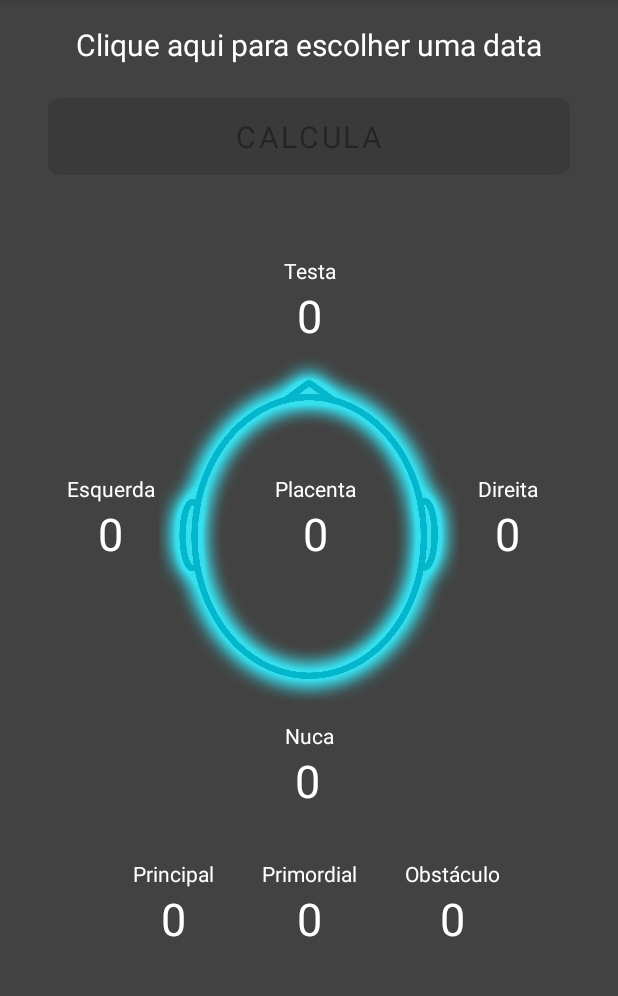
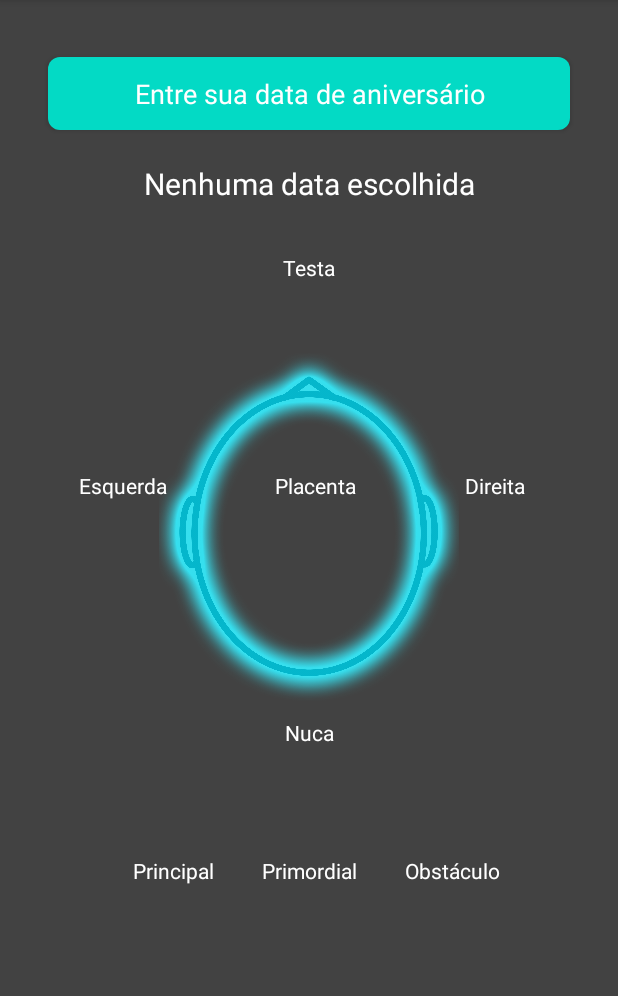
Before and after one commit to besugos/AfroCabala, an Android app: the screen it shows after launch (MainActivity), on a phone screen of 412 x 824 dp, the part 84-1080 px from its top. Run offline under Robolectric (Android 15) with nearby library versions, the phone set to English and light mode, and no system bars; Roboto replaces fonts that are not available here.

Commit message:
Layout and usability adjustments

```diff
--- a/app/src/main/AndroidManifest.xml
+++ b/app/src/main/AndroidManifest.xml
@@ -12,7 +12,6 @@
         android:supportsRtl="true"
         android:screenOrientation="nosensor"
         android:theme="@style/Theme.AfroCabala">
-        <activity android:name=".DetailActivity"></activity>
         <activity android:name=".MainActivity">
             <intent-filter>
                 <action android:name="android.intent.action.MAIN" />
--- a/app/src/main/res/layout/activity_main.xml
+++ b/app/src/main/res/layout/activity_main.xml
@@ -5,24 +5,13 @@
     android:id="@+id/llBase"
     android:layout_width="match_parent"
     android:layout_height="match_parent"
-    tools:context=".MainActivity"
+    android:layout_gravity="center_horizontal"
+    android:background="@color/cardview_dark_background"
+    android:gravity="center_horizontal"
     android:orientation="vertical"
-    android:layout_gravity="center_horizontal"
-    android:gravity="center_horizontal"
-    android:background="@color/cardview_dark_background"
     android:padding="16dp"
-    android:screenOrientation="portrait" >
-
-    <TextView
-        android:id="@+id/txtDate"
-        android:layout_width="match_parent"
-        android:layout_height="wrap_content"
-        android:text="Clique aqui para escolher uma data"
-        android:textSize="20sp"
-        app:layout_constraintStart_toStartOf="parent"
-        android:textColor="@color/cardview_light_background"
-        android:gravity="center_horizontal"
-        app:layout_constraintTop_toTopOf="parent" />
+    android:screenOrientation="portrait"
+    tools:context=".MainActivity">
 
     <com.google.android.material.button.MaterialButton
         android:id="@+id/btnCalc"
@@ -30,17 +19,27 @@
         android:layout_height="wrap_content"
         android:layout_marginHorizontal="16dp"
         android:layout_marginTop="16dp"
+        android:layout_marginBottom="16dp"
         android:fontFamily="@font/roboto_medium"
         android:padding="12dp"
-        android:text="Calcula"
+        android:text="@string/btnText"
+        android:textAllCaps="false"
+        android:textAppearance="@style/TextAppearance.AppCompat.Body2"
+        android:textSize="18sp"
+        android:theme="@style/Widget.AppCompat.Button.Colored"
+        app:cornerRadius="8dp" />
+
+    <TextView
+        android:id="@+id/txtDate"
+        android:layout_width="match_parent"
+        android:layout_height="wrap_content"
+        android:gravity="center_horizontal"
+        android:text="@string/noDate"
+        android:textColor="@color/cardview_light_background"
         android:textSize="20sp"
-        android:theme="@style/Widget.AppCompat.Button.Colored"
-        android:typeface="normal"
-        app:cornerRadius="8dp"
-        android:layout_marginBottom="16dp"
-        android:enabled="false"
         app:layout_constraintStart_toStartOf="parent"
-        app:layout_constraintTop_toBottomOf="@id/txtDate" />
+
+        />
 
     <androidx.constraintlayout.widget.ConstraintLayout
         android:id="@+id/base"
@@ -51,9 +50,9 @@
             android:id="@+id/txtTesta"
             android:layout_width="wrap_content"
             android:layout_height="wrap_content"
-            android:text="0"
+            android:textColor="@color/cardview_light_background"
             android:textSize="30sp"
-            android:textColor="@color/cardview_light_background"
+            android:visibility="invisible"
             app:layout_constraintBottom_toTopOf="@+id/ivHead"
             app:layout_constraintEnd_toEndOf="parent"
             app:layout_constraintStart_toStartOf="parent" />
@@ -62,9 +61,9 @@
             android:id="@+id/txtNuca"
             android:layout_width="wrap_content"
             android:layout_height="wrap_content"
-            android:text="0"
             android:textColor="@color/cardview_light_background"
             android:textSize="30sp"
+            android:visibility="invisible"
             app:layout_constraintEnd_toEndOf="parent"
             app:layout_constraintHorizontal_bias="0.498"
             app:layout_constraintStart_toStartOf="parent"
@@ -74,45 +73,45 @@
             android:id="@+id/txtEsq"
             android:layout_width="wrap_content"
             android:layout_height="wrap_content"
-            android:text="0"
-            android:textSize="30sp"
             android:layout_marginEnd="24dp"
             android:textColor="@color/cardview_light_background"
-            app:layout_constraintTop_toTopOf="@+id/ivHead"
+            android:textSize="30sp"
+            android:visibility="invisible"
             app:layout_constraintBottom_toBottomOf="@+id/ivHead"
-            app:layout_constraintEnd_toStartOf="@id/ivHead"/>
+            app:layout_constraintEnd_toStartOf="@id/ivHead"
+            app:layout_constraintTop_toTopOf="@+id/ivHead" />
 
         <TextView
             android:id="@+id/txtDir"
             android:layout_width="wrap_content"
             android:layout_height="wrap_content"
-            android:text="0"
-            android:textSize="30sp"
             android:layout_marginStart="24dp"
             android:textColor="@color/cardview_light_background"
-            app:layout_constraintTop_toTopOf="@+id/ivHead"
+            android:textSize="30sp"
+            android:visibility="invisible"
             app:layout_constraintBottom_toBottomOf="@+id/ivHead"
-            app:layout_constraintStart_toEndOf="@id/ivHead"/>
+            app:layout_constraintStart_toEndOf="@id/ivHead"
+            app:layout_constraintTop_toTopOf="@+id/ivHead" />
 
         <TextView
             android:id="@+id/txtPlacenta"
             android:layout_width="wrap_content"
             android:layout_height="wrap_content"
-            android:text="0"
-            android:textSize="30sp"
             android:layout_marginStart="8dp"
             android:textColor="@color/cardview_light_background"
-            app:layout_constraintTop_toTopOf="@+id/ivHead"
+            android:textSize="30sp"
+            android:visibility="invisible"
             app:layout_constraintBottom_toBottomOf="@+id/ivHead"
+            app:layout_constraintEnd_toEndOf="@id/ivHead"
             app:layout_constraintStart_toStartOf="@id/ivHead"
-            app:layout_constraintEnd_toEndOf="@id/ivHead"/>
+            app:layout_constraintTop_toTopOf="@+id/ivHead" />
 
         <ImageView
             android:id="@+id/ivHead"
             android:layout_width="200dp"
             android:layout_height="250dp"
+            android:layout_marginTop="32dp"
             android:layout_marginBottom="32dp"
-            android:layout_marginTop="32dp"
             android:src="@drawable/headtop3"
             app:layout_constraintBottom_toBottomOf="parent"
             app:layout_constraintEnd_toEndOf="parent"
@@ -125,7 +124,7 @@
             android:layout_width="wrap_content"
             android:layout_height="wrap_content"
             android:layout_marginTop="32dp"
-            android:text="Primordial"
+            android:text="@string/primordial"
             android:textColor="@color/cardview_light_background"
             app:layout_constraintEnd_toEndOf="parent"
             app:layout_constraintStart_toStartOf="parent"
@@ -136,9 +135,9 @@
             android:layout_width="wrap_content"
             android:layout_height="wrap_content"
             android:layout_marginTop="32dp"
-            android:text="Principal"
+            android:layout_marginEnd="32dp"
+            android:text="@string/principal"
             android:textColor="@color/cardview_light_background"
-            android:layout_marginEnd="32dp"
             app:layout_constraintEnd_toStartOf="@id/lblPrimordial"
             app:layout_constraintTop_toBottomOf="@+id/txtNuca" />
 
@@ -146,9 +145,9 @@
             android:id="@+id/lblObstaculo"
             android:layout_width="wrap_content"
             android:layout_height="wrap_content"
+            android:layout_marginStart="32dp"
             android:layout_marginTop="32dp"
-            android:layout_marginStart="32dp"
-            android:text="Obstáculo"
+            android:text="@string/obstaculo"
             android:textColor="@color/cardview_light_background"
             app:layout_constraintStart_toEndOf="@id/lblPrimordial"
             app:layout_constraintTop_toBottomOf="@id/txtNuca" />
@@ -157,9 +156,9 @@
             android:id="@+id/txtPrimordial"
             android:layout_width="wrap_content"
             android:layout_height="wrap_content"
-            android:text="0"
+            android:textColor="@color/cardview_light_background"
             android:textSize="30sp"
-            android:textColor="@color/cardview_light_background"
+            android:visibility="invisible"
             app:layout_constraintEnd_toEndOf="@+id/lblPrimordial"
             app:layout_constraintStart_toStartOf="@+id/lblPrimordial"
             app:layout_constraintTop_toBottomOf="@+id/lblPrimordial" />
@@ -168,9 +167,9 @@
             android:id="@+id/txtPrincipal"
             android:layout_width="wrap_content"
             android:layout_height="wrap_content"
-            android:text="0"
+            android:textColor="@color/cardview_light_background"
             android:textSize="30sp"
-            android:textColor="@color/cardview_light_background"
+            android:visibility="invisible"
             app:layout_constraintEnd_toEndOf="@+id/lblPrincipal"
             app:layout_constraintStart_toStartOf="@+id/lblPrincipal"
             app:layout_constraintTop_toBottomOf="@+id/lblPrincipal" />
@@ -179,9 +178,9 @@
             android:id="@+id/txtObstaculo"
             android:layout_width="wrap_content"
             android:layout_height="wrap_content"
-            android:text="0"
+            android:textColor="@color/cardview_light_background"
             android:textSize="30sp"
-            android:textColor="@color/cardview_light_background"
+            android:visibility="invisible"
             app:layout_constraintEnd_toEndOf="@+id/lblObstaculo"
             app:layout_constraintStart_toStartOf="@+id/lblObstaculo"
             app:layout_constraintTop_toBottomOf="@+id/lblObstaculo" />
@@ -190,7 +189,7 @@
             android:id="@+id/textView6"
             android:layout_width="wrap_content"
             android:layout_height="wrap_content"
-            android:text="Testa"
+            android:text="@string/testa"
             android:textColor="@color/cardview_light_background"
             app:layout_constraintBottom_toTopOf="@+id/txtTesta"
             app:layout_constraintEnd_toEndOf="@+id/txtTesta"
@@ -200,7 +199,7 @@
             android:id="@+id/textView7"
             android:layout_width="wrap_content"
             android:layout_height="wrap_content"
-            android:text="Esquerda"
+            android:text="@string/esquerda"
             android:textColor="@color/cardview_light_background"
             app:layout_constraintBottom_toTopOf="@+id/txtEsq"
             app:layout_constraintEnd_toEndOf="@+id/txtEsq"
@@ -210,7 +209,7 @@
             android:id="@+id/textView8"
             android:layout_width="wrap_content"
             android:layout_height="wrap_content"
-            android:text="Direita"
+            android:text="@string/direita"
             android:textColor="@color/cardview_light_background"
             app:layout_constraintBottom_toTopOf="@+id/txtDir"
             app:layout_constraintEnd_toEndOf="@+id/txtDir"
@@ -220,7 +219,7 @@
             android:id="@+id/textView9"
             android:layout_width="wrap_content"
             android:layout_height="wrap_content"
-            android:text="Placenta"
+            android:text="@string/placenta"
             android:textColor="@color/cardview_light_background"
             app:layout_constraintBottom_toTopOf="@+id/txtPlacenta"
             app:layout_constraintEnd_toEndOf="@+id/txtPlacenta"
@@ -230,7 +229,7 @@
             android:id="@+id/textView10"
             android:layout_width="wrap_content"
             android:layout_height="wrap_content"
-            android:text="Nuca"
+            android:text="@string/nuca"
             android:textColor="@color/cardview_light_background"
             app:layout_constraintEnd_toEndOf="@+id/ivHead"
             app:layout_constraintStart_toStartOf="@+id/ivHead"
@@ -239,5 +238,4 @@
 
     </androidx.constraintlayout.widget.ConstraintLayout>
 
-
 </LinearLayout>
--- a/app/src/main/res/layout/detail_dialog.xml
+++ b/app/src/main/res/layout/detail_dialog.xml
@@ -8,6 +8,7 @@
     android:orientation="vertical"
     android:layout_gravity="center"
     android:screenOrientation="portrait"
+    android:background="#ddd"
     >
 
     <ImageView
--- a/app/src/main/res/values/strings.xml
+++ b/app/src/main/res/values/strings.xml
@@ -2,4 +2,14 @@
     <string name="app_name">AfroCabala</string>
     <!-- TODO: Remove or change this placeholder text -->
     <string name="hello_blank_fragment">Hello blank fragment</string>
+    <string name="btnText">Entre sua data de aniversário</string>
+    <string name="noDate">Nenhuma data escolhida</string>
+    <string name="primordial">Primordial</string>
+    <string name="principal">Principal</string>
+    <string name="obstaculo">Obstáculo</string>
+    <string name="testa">Testa</string>
+    <string name="esquerda">Esquerda</string>
+    <string name="direita">Direita</string>
+    <string name="placenta">Placenta</string>
+    <string name="nuca">Nuca</string>
 </resources>
```
Also changed, not shown: app/src/main/java/com/besugos/afrocabala/DetailActivity.kt (deleted, +0 -11 lines), app/src/main/java/com/besugos/afrocabala/DetailFragment.kt (deleted, +0 -24 lines), app/src/main/java/com/besugos/afrocabala/MainActivity.kt (+49 -37 lines), app/src/main/res/layout/activity_detail.xml (deleted, +0 -12 lines), app/src/main/res/layout/fragment_detail.xml (deleted, +0 -23 lines).
